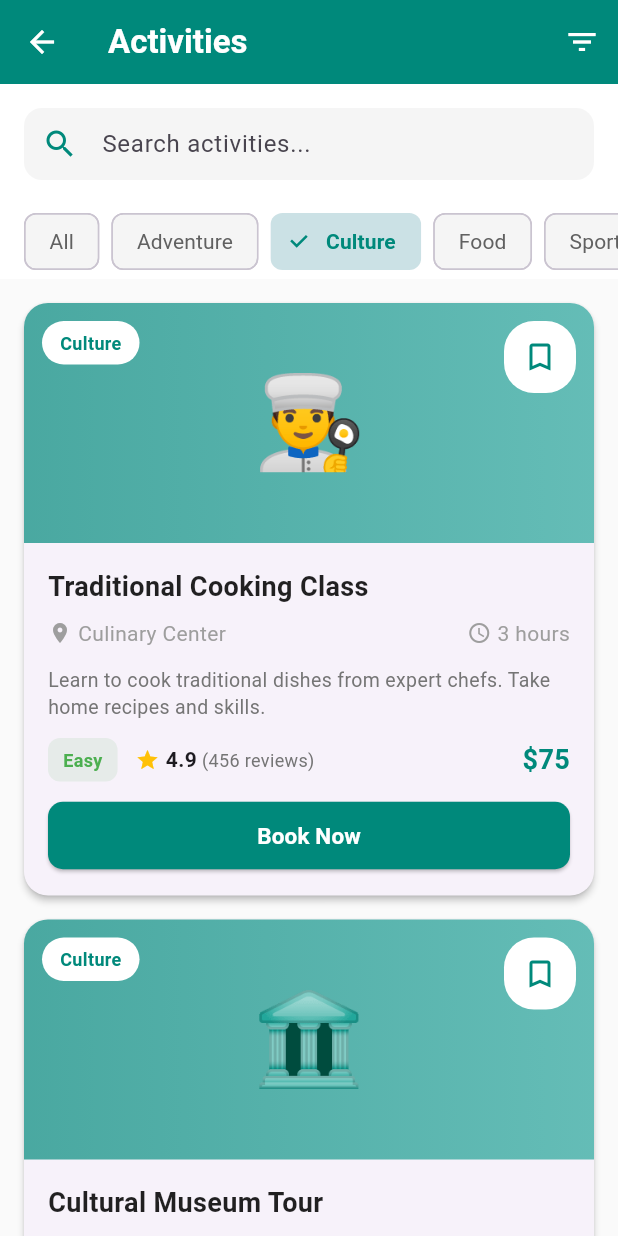
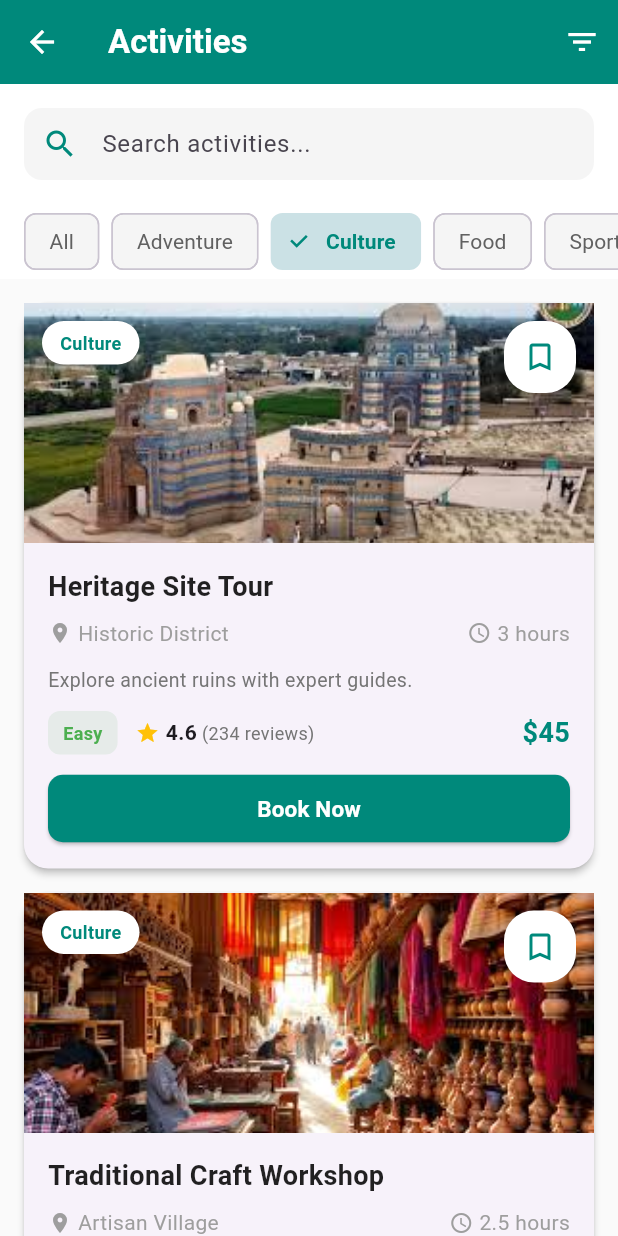
Before and after one commit to rutaba352/travelmate, a Flutter app: the Activities screen opened directly, after a tap on "Culture", on a phone screen of 412 x 824 dp. Run offline on Flutter 3.47's test engine with Material 3 defaults, Android fonts, the phone set to English and light mode, and no system bars; our stand-ins replace cloud_firestore, firebase_auth, firebase_core, flutter_map, geocoding, geolocator and 2 more; accounts and stored records are empty; Roboto replaces fonts that are missing (Poppins); statements that could not run were skipped.

Commit message:
updates activities

```diff
--- a/lib/Views/Activities.dart
+++ b/lib/Views/Activities.dart
@@ -46,157 +46,185 @@ class _ActivitiesState extends State<Activities> {
       _isLoading = true;
     });
 
-    // Simulating API call with dummy data
     Future.delayed(const Duration(seconds: 1), () {
       setState(() {
         _activities = [
+          // ===== ADVENTURE =====
           {
             'id': '1',
-            'name': 'Scuba Diving Experience',
+            'name': 'Mountain Trekking',
             'category': 'Adventure',
-            'image': '🤿',
-            'location': 'Coral Bay',
-            'duration': '3 hours',
-            'price': '\$85',
-            'rating': 4.9,
-            'reviews': 342,
-            'description':
-                'Explore the underwater world with professional instructors. Perfect for beginners and experienced divers.',
-            'difficulty': 'Moderate',
-            'isSaved': false,
-          },
-          {
-            'id': '2',
-            'name': 'City Food Tour',
-            'category': 'Food',
-            'image': '🍜',
-            'location': 'Downtown',
-            'duration': '4 hours',
-            'price': '\$65',
-            'rating': 4.8,
-            'reviews': 523,
-            'description':
-                'Taste authentic local cuisine at hidden gems. Guided tour includes 8 food stops.',
-            'difficulty': 'Easy',
-            'isSaved': false,
-          },
-          {
-            'id': '3',
-            'name': 'Mountain Hiking Trek',
-            'category': 'Adventure',
-            'image': '⛰️',
+            'image': 'assets/images/trekking.jpeg',
             'location': 'Highland Peaks',
             'duration': '6 hours',
             'price': '\$95',
             'rating': 4.7,
             'reviews': 287,
-            'description':
-                'Challenging hike with breathtaking views. Includes guide, equipment, and lunch.',
+            'description': 'Challenging hike with breathtaking mountain views.',
             'difficulty': 'Hard',
             'isSaved': false,
           },
           {
-            'id': '4',
-            'name': 'Traditional Cooking Class',
+            'id': '2',
+            'name': 'Paragliding Adventure',
+            'category': 'Adventure',
+            'image': 'assets/images/paragliding.jpeg',
+            'location': 'Sky Valley',
+            'duration': '2 hours',
+            'price': '\$120',
+            'rating': 4.9,
+            'reviews': 156,
+            'description': 'Soar above scenic landscapes with expert pilots.',
+            'difficulty': 'Moderate',
+            'isSaved': false,
+          },
+
+          // ===== CULTURE =====
+          {
+            'id': '3',
+            'name': 'Heritage Site Tour',
             'category': 'Culture',
-            'image': '👨‍🍳',
-            'location': 'Culinary Center',
+            'image': 'assets/images/heritage.jpeg',
+            'location': 'Historic District',
             'duration': '3 hours',
-            'price': '\$75',
-            'rating': 4.9,
-            'reviews': 456,
-            'description':
-                'Learn to cook traditional dishes from expert chefs. Take home recipes and skills.',
+            'price': '\$45',
+            'rating': 4.6,
+            'reviews': 234,
+            'description': 'Explore ancient ruins with expert guides.',
             'difficulty': 'Easy',
             'isSaved': false,
           },
           {
+            'id': '4',
+            'name': 'Traditional Craft Workshop',
+            'category': 'Culture',
+            'image': 'assets/images/craft.jpeg',
+            'location': 'Artisan Village',
+            'duration': '2.5 hours',
+            'price': '\$65',
+            'rating': 4.8,
+            'reviews': 189,
+            'description': 'Learn traditional crafts from local artisans.',
+            'difficulty': 'Easy',
+            'isSaved': false,
+          },
+
+          // ===== FOOD =====
+          {
             'id': '5',
-            'name': 'Surfing Lessons',
+            'name': 'Street Food Crawl',
+            'category': 'Food',
+            'image': 'assets/images/food.jpeg',
+            'location': 'Downtown Markets',
+            'duration': '4 hours',
+            'price': '\$55',
+            'rating': 4.9,
+            'reviews': 312,
+            'description': 'Taste authentic local street food specialties.',
+            'difficulty': 'Easy',
+            'isSaved': false,
+          },
+          {
+            'id': '6',
+            'name': 'Cooking Masterclass',
+            'category': 'Food',
+            'image': 'assets/images/class.jpeg',
+            'location': 'Culinary Studio',
+            'duration': '3 hours',
+            'price': '\$75',
+            'rating': 4.7,
+            'reviews': 267,
+            'description': 'Cook traditional dishes with expert chefs.',
+            'difficulty': 'Moderate',
+            'isSaved': false,
+          },
+
+          // ===== SPORTS =====
+          {
+            'id': '7',
+            'name': 'Water Sports Day',
             'category': 'Sports',
-            'image': '🏄',
-            'location': 'Sunset Beach',
-            'duration': '2 hours',
-            'price': '\$55',
+            'image': 'assets/images/sports.jpeg',
+            'location': 'Crystal Bay',
+            'duration': '5 hours',
+            'price': '\$90',
             'rating': 4.6,
             'reviews': 198,
-            'description':
-                'Catch your first wave with professional surf instructors. All equipment included.',
+            'description': 'Jet skiing, kayaking and paddleboarding.',
             'difficulty': 'Moderate',
             'isSaved': false,
           },
           {
-            'id': '6',
-            'name': 'Spa & Wellness Retreat',
-            'category': 'Relaxation',
-            'image': '💆',
-            'location': 'Tranquil Gardens',
-            'duration': '2.5 hours',
-            'price': '\$120',
-            'rating': 4.9,
-            'reviews': 612,
-            'description':
-                'Full body massage, sauna, and relaxation therapy. Pure bliss and rejuvenation.',
-            'difficulty': 'Easy',
+            'id': '8',
+            'name': 'Skiing Experience',
+            'category': 'Sports',
+            'image': 'assets/images/skiing.jpeg',
+            'location': 'Snowpeak Resort',
+            'duration': 'Full day',
+            'price': '\$150',
+            'rating': 4.8,
+            'reviews': 145,
+            'description': 'Ski lessons on pristine mountain slopes.',
+            'difficulty': 'Hard',
             'isSaved': false,
           },
-          {
-            'id': '7',
-            'name': 'Live Music Concert',
-            'category': 'Entertainment',
-            'image': '🎸',
-            'location': 'City Arena',
-            'duration': '3 hours',
-            'price': '\$45',
-            'rating': 4.7,
-            'reviews': 892,
-            'description':
-                'Enjoy live performances from local and international artists. Premium seating available.',
-            'difficulty': 'Easy',
-            'isSaved': false,
-          },
-          {
-            'id': '8',
-            'name': 'Zip-lining Adventure',
-            'category': 'Adventure',
-            'image': '🪂',
-            'location': 'Adventure Park',
-            'duration': '2 hours',
-            'price': '\$70',
-            'rating': 4.8,
-            'reviews': 267,
-            'description':
-                'Soar through the treetops on thrilling zip-line courses. Safety equipment included.',
-            'difficulty': 'Moderate',
-            'isSaved': false,
-          },
+
+          // ===== RELAXATION =====
           {
             'id': '9',
-            'name': 'Cultural Museum Tour',
-            'category': 'Culture',
-            'image': '🏛️',
-            'location': 'Heritage District',
-            'duration': '2.5 hours',
-            'price': '\$35',
-            'rating': 4.5,
-            'reviews': 423,
-            'description':
-                'Discover local history and art with expert guides. Interactive exhibits included.',
+            'name': 'Spa & Wellness Day',
+            'category': 'Relaxation',
+            'image': 'assets/images/spa.jpeg',
+            'location': 'Tranquil Gardens',
+            'duration': '3 hours',
+            'price': '\$110',
+            'rating': 4.9,
+            'reviews': 432,
+            'description': 'Full body massage and relaxation therapy.',
             'difficulty': 'Easy',
             'isSaved': false,
           },
           {
             'id': '10',
-            'name': 'Yoga on the Beach',
+            'name': 'Beach Relaxation',
             'category': 'Relaxation',
-            'image': '🧘',
-            'location': 'Paradise Beach',
-            'duration': '1.5 hours',
+            'image': 'assets/images/beach.jpeg',
+            'location': 'Paradise Cove',
+            'duration': 'Flexible',
             'price': '\$40',
+            'rating': 4.7,
+            'reviews': 289,
+            'description': 'Lounge chairs, umbrella and refreshments.',
+            'difficulty': 'Easy',
+            'isSaved': false,
+          },
+
+          // ===== ENTERTAINMENT =====
+          {
+            'id': '11',
+            'name': 'Nightlife Exploration',
+            'category': 'Entertainment',
+            'image': 'assets/images/nightlife.jpeg',
+            'location': 'City Center',
+            'duration': '4 hours',
+            'price': '\$65',
+            'rating': 4.5,
+            'reviews': 378,
+            'description': 'Visit top bars and clubs with local guide.',
+            'difficulty': 'Easy',
+            'isSaved': false,
+          },
+          {
+            'id': '12',
+            'name': 'Live Music Performance',
+            'category': 'Entertainment',
+            'image': 'assets/images/live_music.jpeg',
+            'location': 'Concert Hall',
+            'duration': '2.5 hours',
+            'price': '\$50',
             'rating': 4.8,
-            'reviews': 334,
-            'description':
-                'Morning yoga session with ocean views. All levels welcome. Mat provided.',
+            'reviews': 412,
+            'description': 'Enjoy performances by talented artists.',
             'difficulty': 'Easy',
             'isSaved': false,
           },
@@ -285,9 +313,11 @@ class _ActivitiesState extends State<Activities> {
                         borderRadius: BorderRadius.circular(12),
                       ),
                       child: Center(
-                        child: Text(
+                        child: Image.asset(
                           activity['image'],
-                          style: const TextStyle(fontSize: 30),
+                          width: 50,
+                          height: 50,
+                          fit: BoxFit.cover,
                         ),
                       ),
                     ),
@@ -602,21 +632,15 @@ class _ActivitiesState extends State<Activities> {
                 Container(
                   height: 160,
                   decoration: BoxDecoration(
-                    gradient: LinearGradient(
-                      colors: [
-                        const Color(0xFF00897B).withOpacity(0.7),
-                        const Color(0xFF26A69A).withOpacity(0.7),
-                      ],
-                    ),
                     borderRadius: const BorderRadius.vertical(
                       top: Radius.circular(16),
                     ),
                   ),
-                  child: Center(
-                    child: Text(
-                      activity['image'],
-                      style: const TextStyle(fontSize: 60),
-                    ),
+                  child: Image.asset(
+                    activity['image'],
+                    width: double.infinity,
+                    height: 160,
+                    fit: BoxFit.cover,
                   ),
                 ),
                 Positioned(
```
Also changed, not shown: assets/images/beach.jpeg (added), assets/images/class.jpeg (added), assets/images/craft.jpeg (added), assets/images/food.jpeg (added), assets/images/heritage.jpeg (added), assets/images/live_music.jpeg (added), assets/images/nightlife.jpeg (added), assets/images/paragliding.jpeg (added), assets/images/skiing.jpeg (added), assets/images/spa.jpeg (added), assets/images/sports.jpeg (added), assets/images/trekking.jpeg (added).
